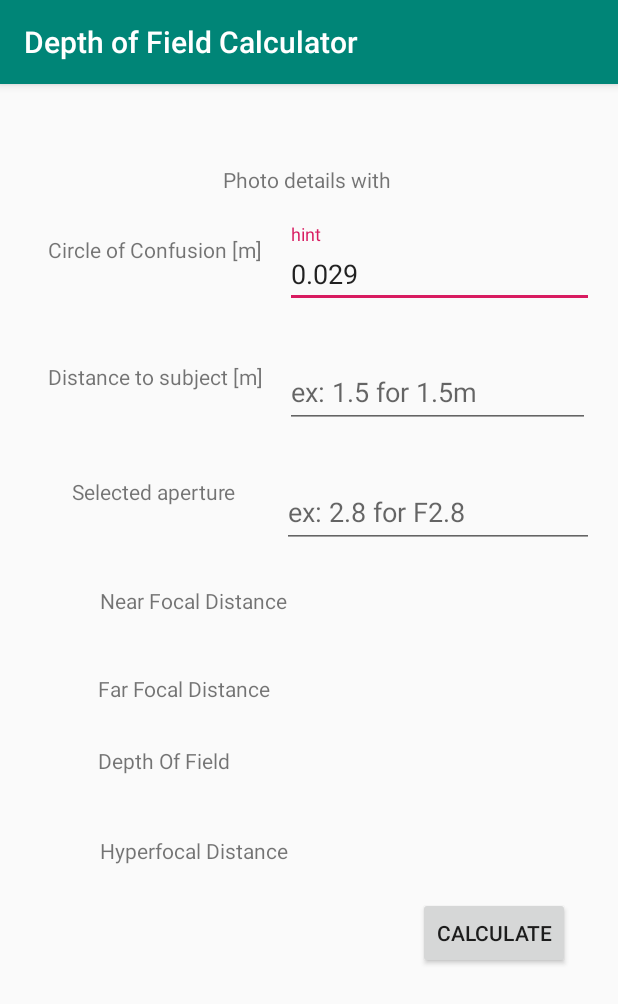
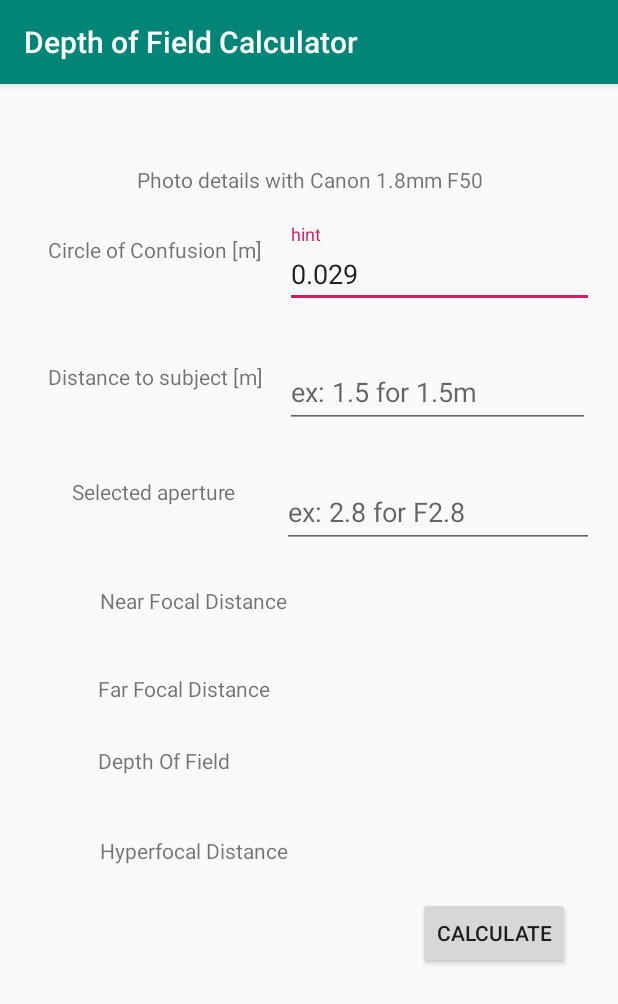
Before and after one commit to daniellenix/DepthOfFieldCalculator, an Android app: the screen it shows after launch (ThirdActivity), after a tap on an icon or button, on a phone screen of 412 x 824 dp. Shown: the top 1004 px of the screen. Run offline under Robolectric (Android 15) with nearby library versions, the light colour scheme and no system bars.

Commit message:
Fix calculations.

```diff
--- a/app/src/main/java/com/example/cmpt276a2/ThirdActivity.java
+++ b/app/src/main/java/com/example/cmpt276a2/ThirdActivity.java
@@ -9,21 +9,25 @@ import android.os.Bundle;
 import android.view.View;
 import android.widget.Button;
 import android.widget.EditText;
+import android.widget.TextView;
 
 import com.example.cmpt276a2.model.DepthCalculator;
 import com.example.cmpt276a2.model.Lens;
 import com.example.cmpt276a2.model.LensManager;
 
+import java.text.DecimalFormat;
+
 public class ThirdActivity extends AppCompatActivity {
 
+    private static final String EXTRA_LENS = "com.example.cmpt276a2.ThirdActivity - lensChosen";
     private LensManager manager = LensManager.getInstance();
     DepthCalculator depthCalculator = new DepthCalculator();
 
-    private int lens = 0;
+    private int lensIdx;
 
-    public static Intent makeIntent(Context context, int lens) {
+    public static Intent makeIntent(Context context, int lensIdx) {
         Intent intent =  new Intent(context, ThirdActivity.class);
-        this.lens = lens;
+        intent.putExtra(EXTRA_LENS, lensIdx);
         return intent;
     }
 
@@ -32,13 +36,21 @@ public class ThirdActivity extends AppCompatActivity {
         super.onCreate(savedInstanceState);
         setContentView(R.layout.activity_third);
 
+        setPhotoDetails();
         setCalculateActivityButton();
         extractDataFromIntent();
     }
 
+    private void setPhotoDetails() {
+
+        TextView textView = findViewById(R.id.textViewInfo);
+        textView.append(manager.getLenses().get(lensIdx).toString());
+    }
+
     private void setCalculateActivityButton() {
 
-        Lens lens = manager.getLenses().get(lens);
+        final int focalLength = manager.getLenses().get(lensIdx).getFocalLength();
+        final double maxAperture = manager.getLenses().get(lensIdx).getMaxAperture();
 
         Button btn = findViewById(R.id.buttonCalculate);
         btn.setOnClickListener(new View.OnClickListener() {
@@ -46,16 +58,49 @@ public class ThirdActivity extends AppCompatActivity {
             public void onClick(View v) {
 
                 EditText editText = findViewById(R.id.distanceInput);
-                double userMakeInput = Double.parseDouble(editText.getText().toString());
+                double userDistanceInput = Double.parseDouble(editText.getText().toString());
 
                 editText = findViewById(R.id.apertureInput);
                 double userApertureInput = Double.parseDouble(editText.getText().toString());
 
-                depthCalculator.hyperFocalDistance();
+                TextView textView;
+
+                // Error handling
+                if(userApertureInput < maxAperture) {
+
+                    textView = findViewById(R.id.textViewHyperfocalDistance);
+                    textView.append(" " + "Invalid Aperture");
+
+                    textView = findViewById(R.id.textViewNearFocalDistance);
+                    textView.append(" " + "Invalid Aperture");
+
+                    textView = findViewById(R.id.textViewFarFocalDistance);
+                    textView.append(" " + "Invalid Aperture");
+
+                    textView = findViewById(R.id.textViewDepthOfField);
+                    textView.append(" " + "Invalid Aperture");
+                }
+
+                // calculations
+                double hyperFocalDistance = Double.parseDouble(formatM(depthCalculator.hyperFocalDistance(focalLength, userApertureInput)));
+                double nearFocalPoint = Double.parseDouble(formatM(depthCalculator.nearFocalPoint(hyperFocalDistance, userDistanceInput, focalLength)));
+                double farFocalPoint = Double.parseDouble(formatM(depthCalculator.farFocalPoint(hyperFocalDistance, userDistanceInput, focalLength)));
+                double depthOfField = Double.parseDouble(formatM(depthCalculator.depthOfField(farFocalPoint, nearFocalPoint)));
+
+                textView = findViewById(R.id.textViewHyperfocalDistance);
+                textView.append(" : " + hyperFocalDistance);
+
+                textView = findViewById(R.id.textViewNearFocalDistance);
+                textView.append(" : " + nearFocalPoint);
+
+                textView = findViewById(R.id.textViewFarFocalDistance);
+                textView.append(" : " + farFocalPoint);
+
+                textView = findViewById(R.id.textViewDepthOfField);
+                textView.append(" : " + depthOfField);
 
                 Intent returnIntent = getIntent();
                 setResult(Activity.RESULT_OK, returnIntent);
-                finish();
 
             }
         });
@@ -63,7 +108,15 @@ public class ThirdActivity extends AppCompatActivity {
 
     private void extractDataFromIntent() {
         Intent intent = getIntent();
-        int focalLength = intent.getIntExtra();
+
+        String make = intent.getStringExtra(EXTRA_LENS);
+        int focalLength = intent.getIntExtra(EXTRA_LENS, 0);
+        double maxAperture = intent.getDoubleExtra(EXTRA_LENS, 0);
 
     }
+
+    private String formatM(double distanceInM) {
+        DecimalFormat df = new DecimalFormat("0.00");
+        return df.format(distanceInM);
+    }
 }
--- a/app/src/main/res/layout/activity_third.xml
+++ b/app/src/main/res/layout/activity_third.xml
@@ -117,18 +117,18 @@
         app:layout_constraintTop_toTopOf="@+id/textInputLayout3" />
 
     <TextView
-        android:id="@+id/textView5"
+        android:id="@+id/textViewNearFocalDistance"
         android:layout_width="141dp"
         android:layout_height="34dp"
         android:text="Near Focal Distance"
-        app:layout_constraintBottom_toTopOf="@+id/textView6"
+        app:layout_constraintBottom_toTopOf="@+id/textViewFarFocalDistance"
         app:layout_constraintEnd_toStartOf="@+id/guideline10"
         app:layout_constraintHorizontal_bias="0.21"
         app:layout_constraintStart_toStartOf="@+id/guideline9"
         app:layout_constraintTop_toBottomOf="@+id/textInputLayout3" />
 
     <TextView
-        android:id="@+id/textView6"
+        android:id="@+id/textViewFarFocalDistance"
         android:layout_width="142dp"
         android:layout_height="29dp"
         android:layout_marginTop="84dp"
@@ -139,19 +139,19 @@
         app:layout_constraintTop_toBottomOf="@+id/textInputLayout3" />
 
     <TextView
-        android:id="@+id/textView7"
+        android:id="@+id/textViewDepthOfField"
         android:layout_width="132dp"
         android:layout_height="36dp"
         android:text="Depth Of Field"
-        app:layout_constraintBottom_toTopOf="@+id/textView8"
+        app:layout_constraintBottom_toTopOf="@+id/textViewHyperfocalDistance"
         app:layout_constraintEnd_toStartOf="@+id/guideline10"
         app:layout_constraintHorizontal_bias="0.198"
         app:layout_constraintStart_toStartOf="@+id/guideline9"
-        app:layout_constraintTop_toBottomOf="@+id/textView6"
+        app:layout_constraintTop_toBottomOf="@+id/textViewFarFocalDistance"
         app:layout_constraintVertical_bias="0.435" />
 
     <TextView
-        android:id="@+id/textView8"
+        android:id="@+id/textViewHyperfocalDistance"
         android:layout_width="133dp"
         android:layout_height="31dp"
         android:layout_marginTop="192dp"
```
